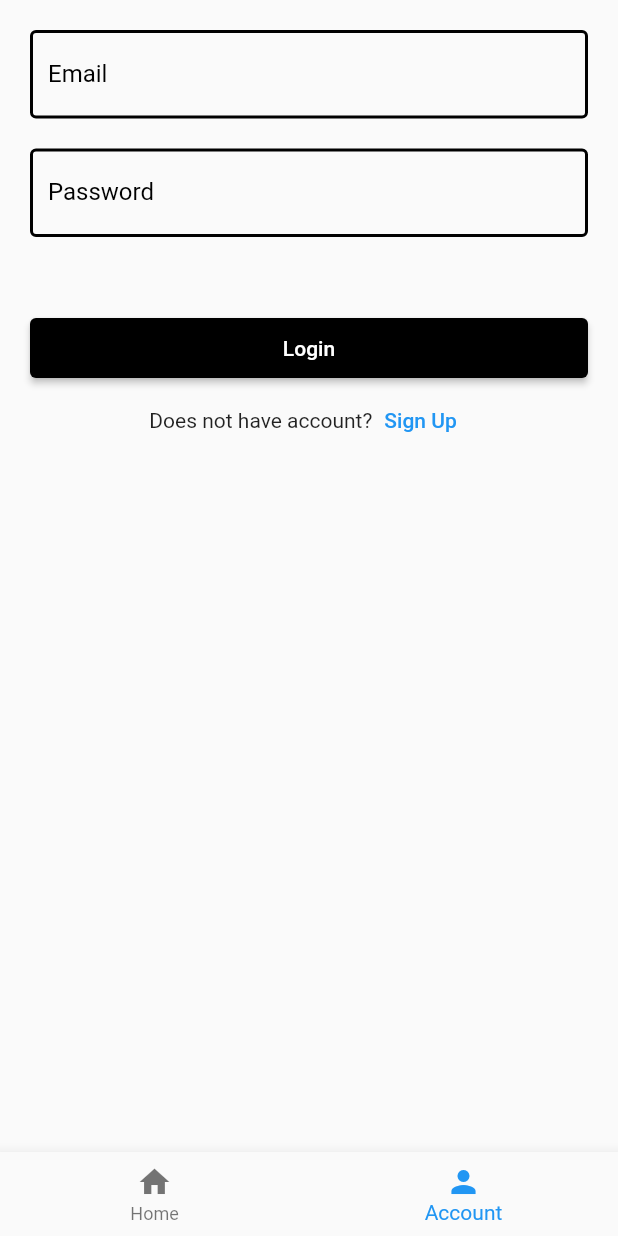
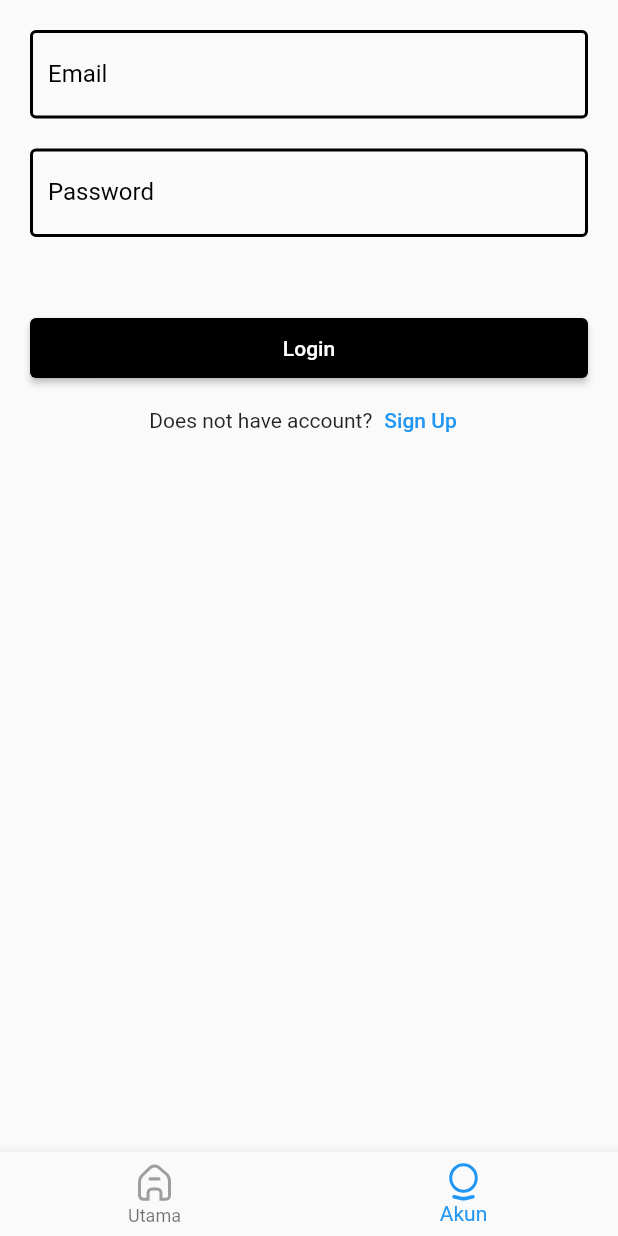
Before and after one commit to Kelompok-19-kelas-B-Altera/flutter_office_booking, a Flutter app: the screen it shows after launch, item 2 of the bottom bar chosen, on a phone screen of 412 x 824 dp. Run offline on Flutter 3.47's test engine with Material 2 defaults, Android fonts, the phone set to English and light mode, and no system bars; our stand-ins replace dio, flutter_svg; missing offline and left inert: dart:ffi; accounts and stored records are empty.

Commit message:
Change icon on bottom nav bar

```diff
--- a/lib/views/screens/main_screen.dart
+++ b/lib/views/screens/main_screen.dart
@@ -2,6 +2,7 @@ import 'package:animations/animations.dart';
 import 'package:flutter/material.dart';
 import 'package:flutter_office_booking/views/screens/home_screen.dart';
 import 'package:flutter_office_booking/views/screens/sign_in_screen.dart';
+import 'package:flutter_svg/flutter_svg.dart';
 
 class MainScreen extends StatefulWidget {
   const MainScreen({Key? key}) : super(key: key);
@@ -42,14 +43,28 @@ class _MainScreenState extends State<MainScreen> {
             });
             print(value);
           },
-          items: const [
+          items: [
             BottomNavigationBarItem(
-              icon: Icon(Icons.home),
-              label: 'Home',
+              activeIcon: SvgPicture.asset(
+                'assets/svg/home.svg',
+                color: Colors.blue,
+              ),
+              icon: SvgPicture.asset(
+                'assets/svg/home.svg',
+                color: Colors.grey,
+              ),
+              label: 'Utama',
             ),
             BottomNavigationBarItem(
-              icon: Icon(Icons.person),
-              label: 'Account',
+              activeIcon: SvgPicture.asset(
+                'assets/svg/akun.svg',
+                color: Colors.blue,
+              ),
+              icon: SvgPicture.asset(
+                'assets/svg/akun.svg',
+                color: Colors.grey,
+              ),
+              label: 'Akun',
             ),
           ]),
     );
```
